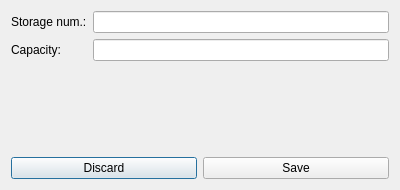
Above: sea_transport/storageeditdialog.ui from NuarkNoir/sea_transport before the change. Below: the same form after it.
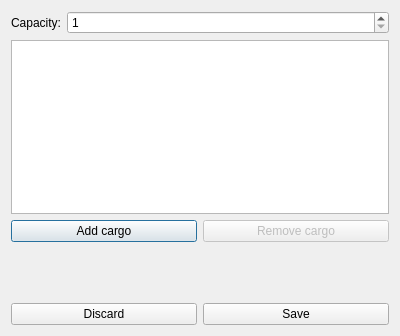
That is the form after the change.

Patch:
```diff
--- a/sea_transport/storageeditdialog.ui
+++ b/sea_transport/storageeditdialog.ui
@@ -7,7 +7,7 @@
     <x>0</x>
     <y>0</y>
     <width>400</width>
-    <height>190</height>
+    <height>336</height>
    </rect>
   </property>
   <property name="windowTitle">
@@ -17,24 +17,45 @@
    <item>
     <layout class="QFormLayout" name="formLayout">
      <item row="0" column="0">
-      <widget class="QLabel" name="label">
-       <property name="text">
-        <string>Storage num.:</string>
-       </property>
-      </widget>
-     </item>
-     <item row="0" column="1">
-      <widget class="QLineEdit" name="et_storage_num"/>
-     </item>
-     <item row="1" column="0">
       <widget class="QLabel" name="label_2">
        <property name="text">
         <string>Capacity:</string>
        </property>
       </widget>
      </item>
-     <item row="1" column="1">
-      <widget class="QLineEdit" name="et_capacity"/>
+     <item row="0" column="1">
+      <widget class="QSpinBox" name="sb_capacity">
+       <property name="minimum">
+        <number>1</number>
+       </property>
+       <property name="maximum">
+        <number>500</number>
+       </property>
+      </widget>
+     </item>
+    </layout>
+   </item>
+   <item>
+    <widget class="QListView" name="lv_cargo"/>
+   </item>
+   <item>
+    <layout class="QHBoxLayout" name="horizontalLayout_2">
+     <item>
+      <widget class="QPushButton" name="pb_cargo_add">
+       <property name="text">
+        <string>Add cargo</string>
+       </property>
+      </widget>
+     </item>
+     <item>
+      <widget class="QPushButton" name="pb_cargo_remove">
+       <property name="enabled">
+        <bool>false</bool>
+       </property>
+       <property name="text">
+        <string>Remove cargo</string>
+       </property>
+      </widget>
      </item>
     </layout>
    </item>
```
Left out of the diff: 4 changed lines with no effect on the pictures.
